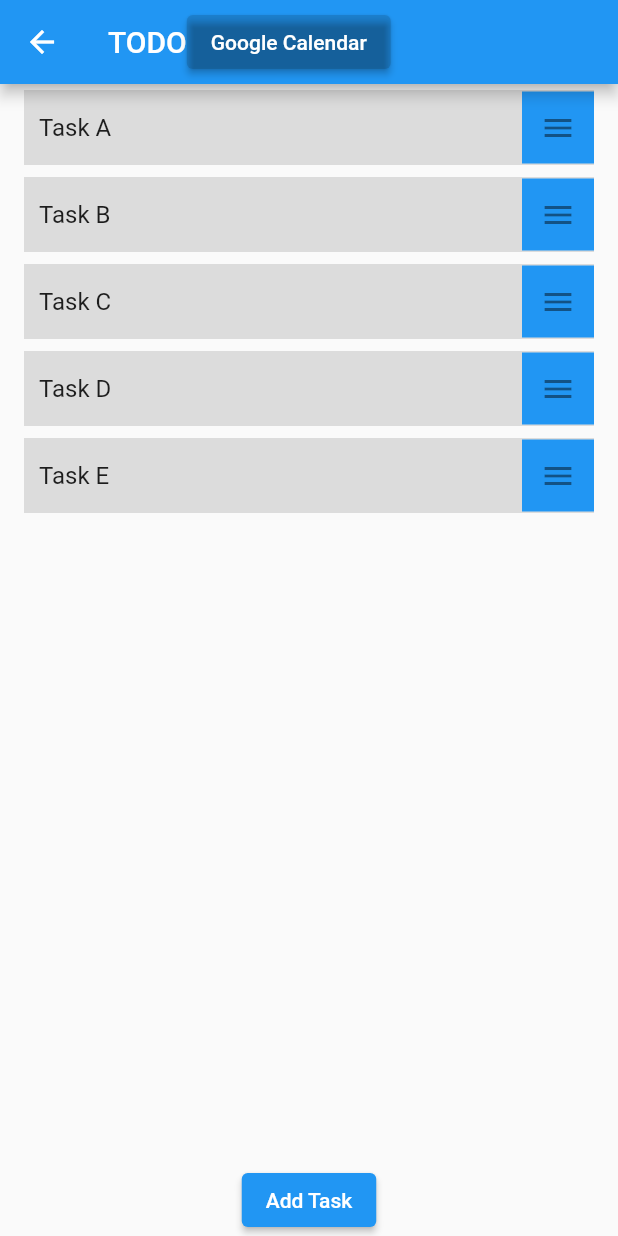
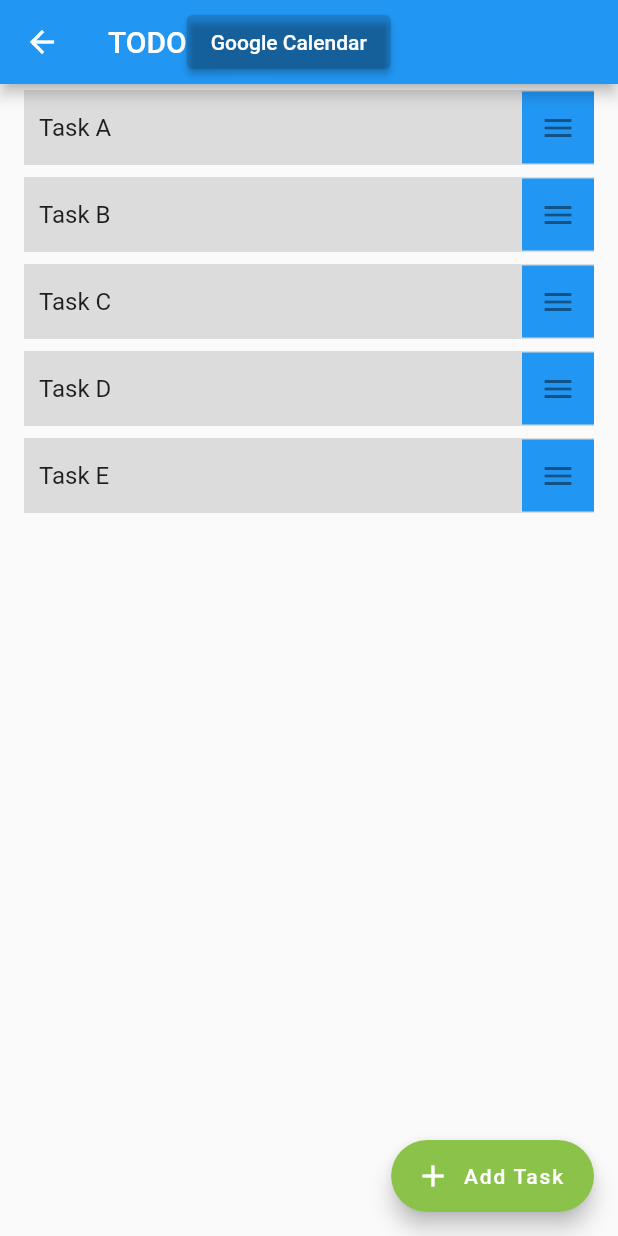
Before and after one commit to AndrewHC36/integrated-planner, a Flutter app: the Checklist screen opened directly, on a phone screen of 412 x 824 dp. Run offline on Flutter 3.47's test engine with Material 2 defaults, Android fonts, the phone set to English and light mode, and no system bars; our stand-ins replace datetime_picker_formfield; missing offline and left inert: smart_select.

Commit message:
Completing tasks & changed add tasks UI

```diff
--- a/lib/checklist.dart
+++ b/lib/checklist.dart
@@ -1,3 +1,5 @@
+import 'dart:developer';
+
 import 'package:flutter/cupertino.dart';
 import 'package:flutter/material.dart';
 import 'package:integrated_planner/task_item.dart';
@@ -20,6 +22,9 @@ class _ChecklistState extends State<Checklist> {
     TaskItem(6, "Task D", "2022-04-04 20:50", EndMethod.endTime, "2022-07-04 00:00", null),
     TaskItem(10, "Task E", "2022-03-04 12:50", EndMethod.duration, null, Duration()),
   ];
+
+  final List<TaskItem> deletedTasks = <TaskItem>[];  // for records
+  final List<TaskItem> completedTasks = <TaskItem>[];  // for records
 
   @override
   Widget build(BuildContext context) {
@@ -49,17 +54,29 @@ class _ChecklistState extends State<Checklist> {
               itemBuilder: (BuildContext context, int index) {
                 return Dismissible(
                   key: ValueKey(tasks[index].id),
-                  direction: DismissDirection.endToStart,
                   onDismissed: (DismissDirection direction) {
                     setState(() {
-                      tasks.removeAt(index);
+                      log(direction.toString());
+                      if(direction == DismissDirection.endToStart) {
+                        completedTasks.add(tasks.removeAt(index));
+                      } else {
+                        deletedTasks.add(tasks.removeAt(index));
+                      }
                     });
                   },
                   background: Container(
                     color: Colors.red,
+                    alignment: Alignment.centerLeft,
+                    child: Container(
+                      child: const Icon(Icons.cancel_outlined),
+                      padding: EdgeInsets.all(10.0),
+                    ),
+                  ),
+                  secondaryBackground: Container(
+                    color: Colors.green,
                     alignment: Alignment.centerRight,
                     child: Container(
-                      child: const Icon(Icons.cancel_outlined),
+                      child: const Icon(Icons.check_circle_outline),
                       padding: EdgeInsets.all(10.0),
                     ),
                   ),
@@ -116,7 +133,9 @@ class _ChecklistState extends State<Checklist> {
               },
             ),
           ),
-          ElevatedButton(
+        ],
+      ),
+      floatingActionButton: FloatingActionButton.extended(
         onPressed: () async {
           final taskItem = await Navigator.push(
               context,
@@ -129,9 +148,9 @@ class _ChecklistState extends State<Checklist> {
             });
           }
         },
-            child: const Text("Add Task"),
-          )
-        ],
+        label: const Text("Add Task"),
+        icon: const Icon(Icons.add),
+        backgroundColor: Colors.lightGreen,
       ),
     );
   }
```
Also changed, not shown: 1 other file. Lines whose indentation alone changed are shown as unchanged.
